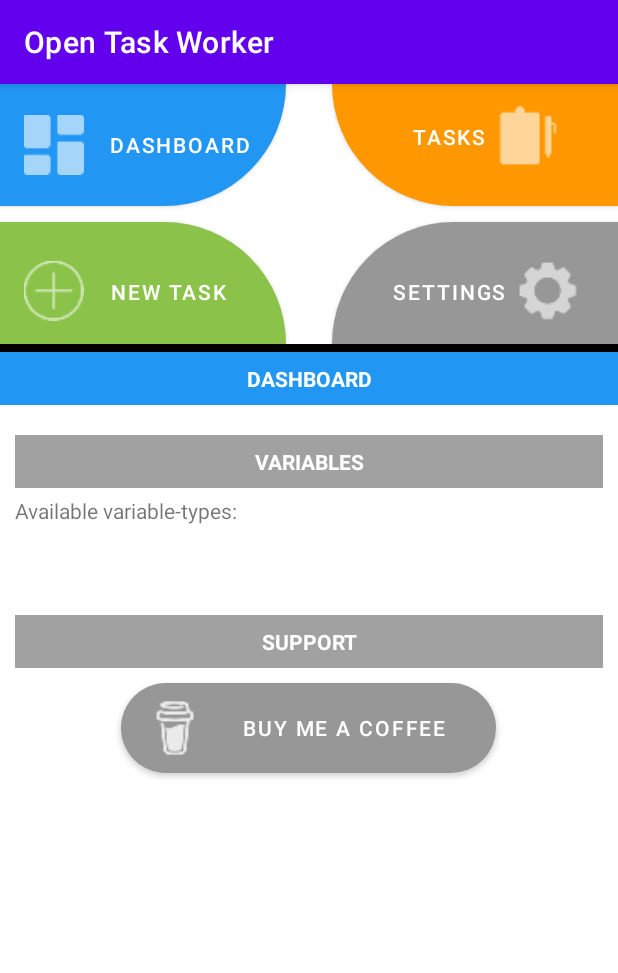
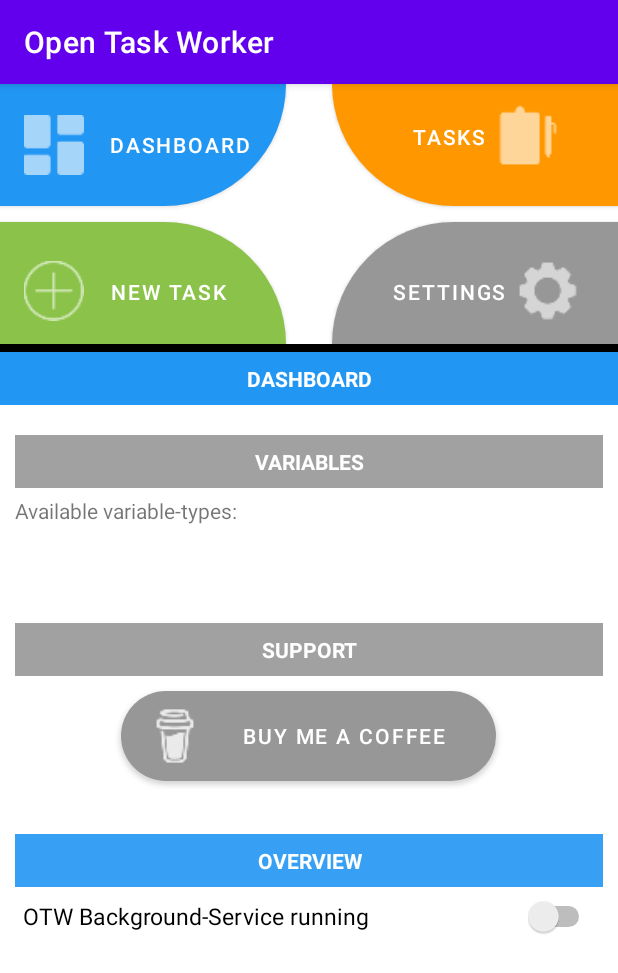
Before and after one commit to errag/opentaskworker, an Android app: the screen it shows after launch (MainActivity), on a phone screen of 412 x 824 dp. Shown: the top 973 px of the screen. Run offline under Robolectric (Android 15) with nearby library versions, the phone set to English and light mode, and no system bars.

Commit message:
Runnable Version
Dashboard to start and stop service
Receiver in Tasks (deleted Eventcontroller)

```diff
--- a/app/build.gradle
+++ b/app/build.gradle
@@ -7,7 +7,7 @@ android {
     buildToolsVersion "30.0.3"
 
     defaultConfig {
-        applicationId "com.spif.opentaskworker"
+        applicationId "com.errag.opentaskworker"
         minSdkVersion 23
         targetSdkVersion 30
         versionCode 1
@@ -38,7 +38,7 @@ dependencies {
     implementation files('libs\\guava-15.0.jar')
     implementation files('libs\\javassist-3.19.0-GA.jar')
     testImplementation 'junit:junit:4.+'
+    implementation 'com.google.code.gson:gson:2.8.5'
     androidTestImplementation 'androidx.test.ext:junit:1.1.2'
     androidTestImplementation 'androidx.test.espresso:espresso-core:3.3.0'
-    implementation 'com.google.code.gson:gson:2.8.5'
 }
--- a/app/src/main/AndroidManifest.xml
+++ b/app/src/main/AndroidManifest.xml
@@ -16,9 +16,6 @@
                 <category android:name="android.intent.category.LAUNCHER" />
             </intent-filter>
         </activity>
-
-        <receiver android:name="com.errag.opentaskworker.EventController" >
-        </receiver>
 
     </application>
 
--- a/app/src/main/java/com/errag/gui/ContentDashboard.java
+++ b/app/src/main/java/com/errag/gui/ContentDashboard.java
@@ -1,15 +1,25 @@
 package com.errag.gui;
 
+import android.widget.CompoundButton;
 import android.widget.LinearLayout;
+import android.widget.Switch;
+import com.errag.opentaskworker.R;
 
-public class ContentDashboard extends ContentElement {
+public class ContentDashboard extends ContentElement implements CompoundButton.OnCheckedChangeListener {
+
+    private Switch switchService = null;
+
     public ContentDashboard(LinearLayout _layout) {
         super(_layout);
     }
 
     @Override
     protected void doInit() {
+        if(!isInit) {
+            this.switchService = (Switch)this.guiAction.getActivity().findViewById(R.id.switchDashboardService);
 
+            this.switchService.setOnCheckedChangeListener(this);
+        }
     }
 
     @Override
@@ -18,6 +28,12 @@ public class ContentDashboard extends ContentElement {
     }
 
     @Override
+    public void onCheckedChanged(CompoundButton buttonView, boolean isChecked) {
+        if(buttonView == switchService)
+            this.guiAction.getTaskController().setService(isChecked);
+    }
+
+    @Override
     public MODULE getModule() {
         return MODULE.DASHBOARD;
     }
--- a/app/src/main/java/com/errag/gui/ContentNew.java
+++ b/app/src/main/java/com/errag/gui/ContentNew.java
@@ -93,6 +93,7 @@ public class ContentNew extends ContentElement implements View.OnClickListener {
     }
 
     public void addAction(View view) throws Exception {
+        System.out.println("addAction");
         if(viewActionSelectionLayout != view.getParent()) {
             Action action = ((Action) view.getTag());
 
--- a/app/src/main/java/com/errag/models/SelectionViewItem.java
+++ b/app/src/main/java/com/errag/models/SelectionViewItem.java
@@ -34,9 +34,13 @@ public abstract class SelectionViewItem {
             if(parameter != null && parameter.getInput() != null) {
                 if (parameter.getType().equals(Parameter.Type.BOOLEAN) && Boolean.parseBoolean(parameter.getInput()))
                     return true;
+                if (parameter.getType().equals(Parameter.Type.RADIO) && Boolean.parseBoolean(parameter.getInput()))
+                    return true;
                 else if (parameter.getType().equals(Parameter.Type.INTEGER) && parameter.getInput().length() > 0)
                     return true;
                 else if (parameter.getType().equals(Parameter.Type.STRING) && parameter.getInput().length() > 0)
+                    return true;
+                else if (parameter.getType().equals(Parameter.Type.PASSWORD) && parameter.getInput().length() > 0)
                     return true;
             }
         }
--- a/app/src/main/java/com/errag/models/Sensor.java
+++ b/app/src/main/java/com/errag/models/Sensor.java
@@ -23,5 +23,8 @@ public abstract class Sensor extends SelectionViewItem {
         return null;
     }
 
+    public boolean isSensorTrigger(Context context, Intent intent) {
+        return Action.getACBoolean(this.getState(context, intent), this.getInputParameters());
+    }
 
 }
--- a/app/src/main/java/com/errag/opentaskworker/EventController.java
+++ /dev/null
@@ -1,40 +0,0 @@
-package com.errag.opentaskworker;
-
-import android.content.BroadcastReceiver;
-import android.content.Context;
-import android.content.Intent;
-
-import com.errag.models.Sensor;
-
-public class EventController extends BroadcastReceiver {
-
-    private Context context = null;
-    private TaskController taskController = null;
-
-    public EventController()
-    {
-
-    }
-
-    public EventController(Context _context, TaskController _taskController)
-    {
-        this.context = _context;
-        this.taskController = _taskController;
-        this.addReceiver();
-    }
-
-    @Override
-    public void onReceive(Context context, Intent intent) {
-
-        String action = intent.getAction();
-        //Sensor sensor = taskController.getSensorByAction(action);
-        //String state = sensor.getState(context, intent);
-
-        //System.out.println(action + " = " + state);
-    }
-
-    public void addReceiver() {
-        //for(Sensor sensor : taskController.getSensors())
-         //   this.context.registerReceiver(this, sensor.getIntentFilter());
-    }
-}
--- a/app/src/main/java/com/errag/opentaskworker/GuiController.java
+++ b/app/src/main/java/com/errag/opentaskworker/GuiController.java
@@ -2,6 +2,7 @@ package com.errag.opentaskworker;
 
 import android.app.Activity;
 import android.view.View;
+import android.view.inputmethod.InputMethodManager;
 import android.widget.Button;
 import android.widget.Toast;
 
--- a/app/src/main/java/com/errag/opentaskworker/MainActivity.java
+++ b/app/src/main/java/com/errag/opentaskworker/MainActivity.java
@@ -19,7 +19,7 @@ import com.errag.opentaskworker.R;
 
 import java.util.ArrayList;
 
-public class MainActivity extends AppCompatActivity implements ActivityCompat.OnRequestPermissionsResultCallback {
+public class MainActivity extends AppCompatActivity {
 
     @Override
     protected void onCreate(Bundle savedInstanceState) {
@@ -27,26 +27,11 @@ public class MainActivity extends AppCompatActivity implements ActivityCompat.On
         setContentView(R.layout.activity_main);
 
         try {
-            ArrayList<TimerObject> list = new ArrayList<TimerObject>();
-            list.add(TimerObject.getAlarmObjectInterval(1));
-
             TaskController taskController = new TaskController(this);
-            EventController eventController = new EventController(this, taskController);
             GuiController guiController = new GuiController(this, taskController);
-
-            WifiManager wifiManager = (WifiManager)getApplicationContext().getSystemService(Context.WIFI_SERVICE);
-            wifiManager.setWifiEnabled(true);
 
         } catch(Exception ex) {
             ex.printStackTrace();
         }
     }
-
-    @Override
-    public void onRequestPermissionsResult(
-            int requestCode,
-            String permissions[],
-            int[] grantResults) {
-        System.out.println(grantResults[0]);
-    }
 }
--- a/app/src/main/java/com/errag/sensors/BluetoothSensor.java
+++ b/app/src/main/java/com/errag/sensors/BluetoothSensor.java
@@ -21,10 +21,10 @@ public class BluetoothSensor extends Sensor
         State.Bluetooth state = State.Bluetooth.UNKNOWN;
         int bluetoothState = intent.getIntExtra(BluetoothAdapter.EXTRA_STATE, -1);
 
-        if(bluetoothState == BluetoothAdapter.STATE_OFF || bluetoothState == BluetoothAdapter.STATE_TURNING_OFF)
+        if(bluetoothState == BluetoothAdapter.STATE_OFF)
             state = State.Bluetooth.OFF;
 
-        if(bluetoothState == BluetoothAdapter.STATE_ON || bluetoothState == BluetoothAdapter.STATE_TURNING_ON)
+        if(bluetoothState == BluetoothAdapter.STATE_ON)
             state = State.Bluetooth.ON;
 
         return state.toString();
--- a/app/src/main/res/layout/activity_main.xml
+++ b/app/src/main/res/layout/activity_main.xml
@@ -125,7 +125,8 @@
                 android:id="@+id/layoutTasks"
                 android:layout_width="match_parent"
                 android:layout_height="match_parent"
-                android:orientation="vertical" />
+                android:orientation="vertical"
+                tools:visibility="gone" />
 
             <LinearLayout
                 android:id="@+id/layoutSettings"
@@ -136,7 +137,7 @@
                 android:layout_marginRight="10dp"
                 android:layout_marginBottom="10dp"
                 android:orientation="vertical"
-                tools:visibility="visible">
+                tools:visibility="gone">
 
                 <TextView
                     android:id="@+id/textSettingVariablesHeader"
@@ -182,6 +183,7 @@
                     android:layout_width="match_parent"
                     android:layout_height="wrap_content"
                     android:layout_gravity="center|center_horizontal|center_vertical"
+                    android:layout_marginTop="5dp"
                     android:height="35dp"
                     android:alpha="0.90"
                     android:background="#989797"
@@ -210,8 +212,34 @@
                 android:id="@+id/layoutDashboard"
                 android:layout_width="match_parent"
                 android:layout_height="wrap_content"
+                android:layout_marginLeft="10dp"
+                android:layout_marginTop="20dp"
+                android:layout_marginRight="10dp"
+                android:layout_marginBottom="10dp"
                 android:orientation="vertical">
 
+                <TextView
+                    android:id="@+id/textDashboardHeaderOverview"
+                    android:layout_width="match_parent"
+                    android:layout_height="wrap_content"
+                    android:layout_gravity="center|center_horizontal|center_vertical"
+                    android:height="35dp"
+                    android:alpha="0.90"
+                    android:background="#2196F3"
+                    android:gravity="center|center_horizontal|center_vertical"
+                    android:text="@string/header_dashboard_overview"
+                    android:textColor="#FFFFFF"
+                    android:textStyle="bold" />
+
+                <Switch
+                    android:id="@+id/switchDashboardService"
+                    android:layout_width="match_parent"
+                    android:layout_height="wrap_content"
+                    android:layout_marginLeft="5dp"
+                    android:layout_marginTop="6dp"
+                    android:layout_marginRight="5dp"
+                    android:text="@string/dashboard_service_running"
+                    android:textSize="15dp" />
             </LinearLayout>
 
             <LinearLayout
--- a/app/src/main/res/values/strings.xml
+++ b/app/src/main/res/values/strings.xml
@@ -4,10 +4,12 @@
     <string name="menu_tasks">TASKS</string>
     <string name="menu_new_task">NEW TASK</string>
     <string name="menu_settings">SETTINGS</string>
+    <string name="dashboard_service_running">OTW Background-Service running</string>
     <string name="new_trigger_list">Select the triggers for your task:</string>
     <string name="new_actions_list">List of available actions:</string>
     <string name="new_actions_selection">Your selected actions:</string>
     <string name="new_task_name">Name of your Task</string>
+    <string name="setting_variables">Available variable-types:</string>
     <string name="dialog_parameter_header">Please select your trigger/action:</string>
     <string name="dialog_parameter_button_save">SAVE</string>
     <string name="dialog_parameter_button_delete">DELETE</string>
@@ -16,8 +18,8 @@
     <string name="header_new_trigger">TRIGGER</string>
     <string name="header_new_action">ACTION</string>
     <string name="header_settings_variables">VARIABLES</string>
-    <string name="setting_variables">Available variable-types:</string>
     <string name="header_setting_donate">SUPPORT</string>
+    <string name="header_dashboard_overview">OVERVIEW</string>
 
     <string name="alert_warning">WARNING!</string>
     <string name="alert_delete_task">Do you realy want to delete the task?</string>
```
Also changed, not shown: app/src/main/java/com/errag/models/OTWService.java (added, +16 -0 lines), app/src/main/java/com/errag/models/Task.java (+47 -5 lines), app/src/main/java/com/errag/opentaskworker/TaskController.java (+18 -0 lines), app/src/main/java/com/errag/opentaskworker/TimerController.java (+4 -3 lines).
